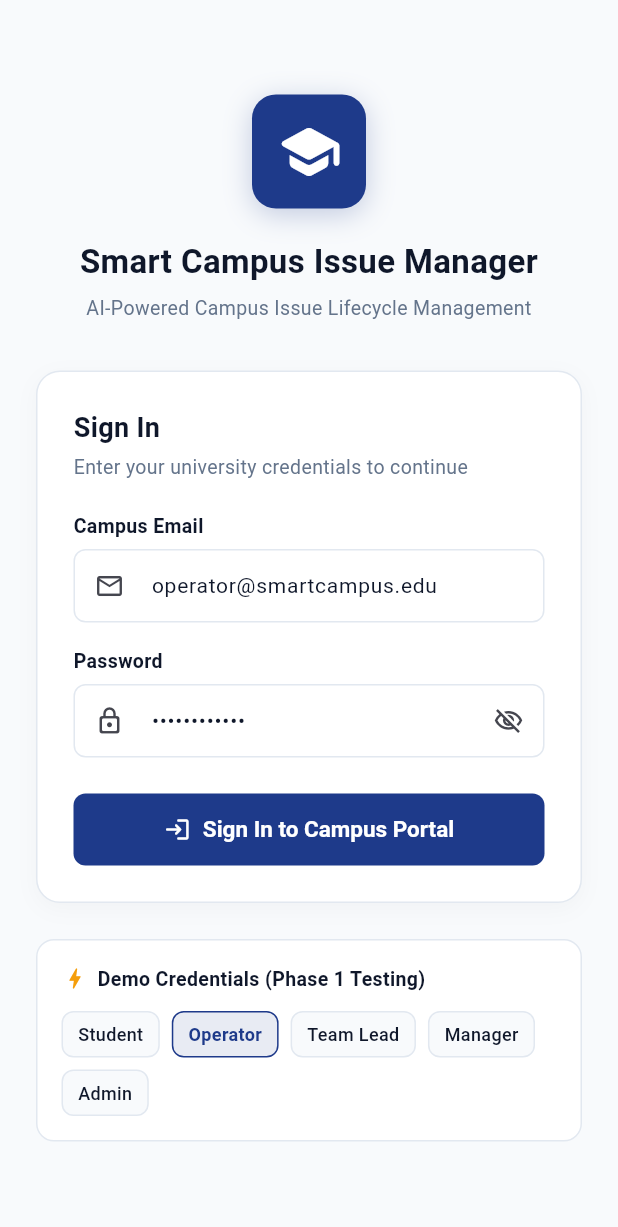
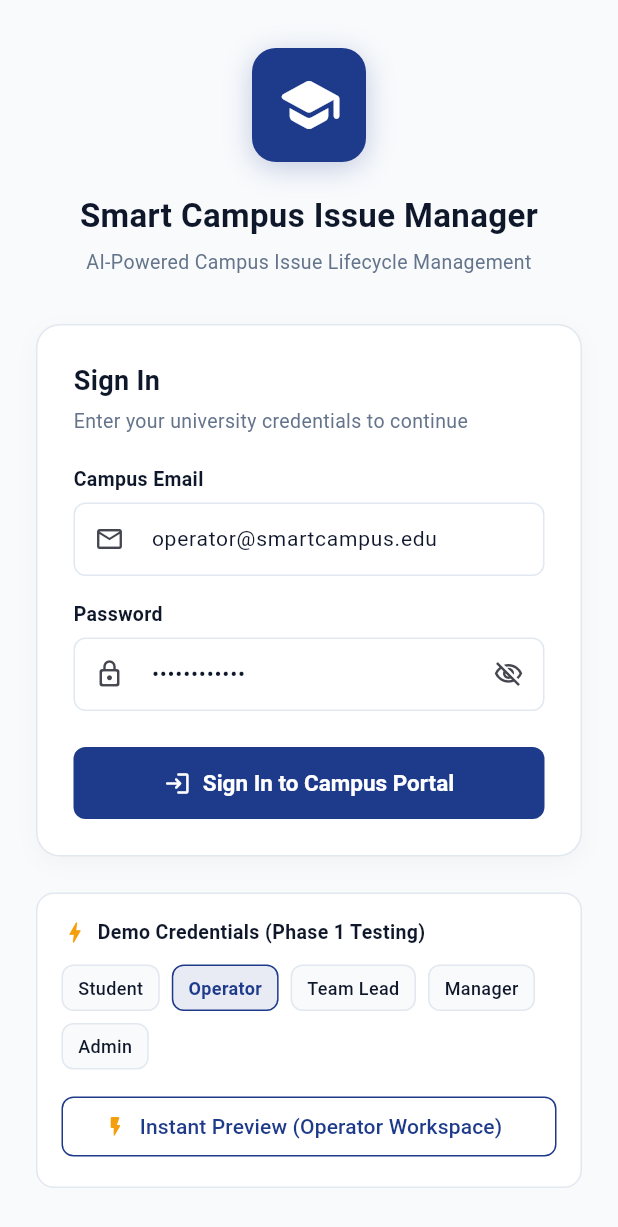
Before and after one commit to SamarthDhute/Campus-Issue-Manager-, a Flutter app: the screen it shows after launch, after a tap on "Operator", on a phone screen of 412 x 824 dp. Shown: the top 1227 px of the screen. Run offline on Flutter 3.47's test engine with Material 3 defaults, Android fonts, the phone set to English and light mode, and no system bars; our stand-ins replace flutter_secure_storage; accounts and stored records are empty; network calls fail.

Commit message:
fix(auth): add web-safe storage guards and instant demo authentication

```diff
--- a/frontend/lib/core/storage/secure_storage_service.dart
+++ b/frontend/lib/core/storage/secure_storage_service.dart
@@ -1,40 +1,89 @@
 import 'dart:convert';
+import 'package:flutter/foundation.dart';
 import 'package:flutter_secure_storage/flutter_secure_storage.dart';
-import '../../features/auth/data/models/auth_user_model.dart';
+import 'package:smart_campus_issue_manager/features/auth/data/models/auth_user_model.dart';
 
 class SecureStorageService {
-  final FlutterSecureStorage _storage;
+  FlutterSecureStorage? _storage;
+  static String? _memoryToken;
+  static AuthUserModel? _memoryUser;
 
   static const String _keyToken = 'access_token';
   static const String _keyUser = 'cached_user_profile';
 
-  SecureStorageService({FlutterSecureStorage? storage})
-      : _storage = storage ?? const FlutterSecureStorage();
+  SecureStorageService() {
+    if (!kIsWeb) {
+      try {
+        _storage = const FlutterSecureStorage();
+      } catch (_) {
+        _storage = null;
+      }
+    }
+  }
 
   Future<void> saveToken(String token) async {
-    await _storage.write(key: _keyToken, value: token);
+    _memoryToken = token;
+    if (!kIsWeb && _storage != null) {
+      try {
+        await _storage!.write(key: _keyToken, value: token);
+      } catch (e) {
+        debugPrint('SecureStorage write error: $e');
+      }
+    }
   }
 
   Future<String?> getToken() async {
-    return await _storage.read(key: _keyToken);
+    if (_memoryToken != null) return _memoryToken;
+    if (!kIsWeb && _storage != null) {
+      try {
+        final val = await _storage!.read(key: _keyToken);
+        if (val != null) _memoryToken = val;
+        return val;
+      } catch (e) {
+        debugPrint('SecureStorage read error: $e');
+      }
+    }
+    return _memoryToken;
   }
 
   Future<void> saveUser(AuthUserModel user) async {
-    await _storage.write(key: _keyUser, value: jsonEncode(user.toJson()));
+    _memoryUser = user;
+    if (!kIsWeb && _storage != null) {
+      try {
+        await _storage!.write(key: _keyUser, value: jsonEncode(user.toJson()));
+      } catch (e) {
+        debugPrint('SecureStorage write user error: $e');
+      }
+    }
   }
 
   Future<AuthUserModel?> getUser() async {
-    final userJson = await _storage.read(key: _keyUser);
-    if (userJson == null || userJson.isEmpty) return null;
-    try {
-      return AuthUserModel.fromJson(jsonDecode(userJson) as Map<String, dynamic>);
-    } catch (_) {
-      return null;
+    if (_memoryUser != null) return _memoryUser;
+    if (!kIsWeb && _storage != null) {
+      try {
+        final userJson = await _storage!.read(key: _keyUser);
+        if (userJson != null && userJson.isNotEmpty) {
+          final parsed = AuthUserModel.fromJson(jsonDecode(userJson) as Map<String, dynamic>);
+          _memoryUser = parsed;
+          return parsed;
+        }
+      } catch (e) {
+        debugPrint('SecureStorage read user error: $e');
+      }
     }
+    return _memoryUser;
   }
 
   Future<void> clearAll() async {
-    await _storage.delete(key: _keyToken);
-    await _storage.delete(key: _keyUser);
+    _memoryToken = null;
+    _memoryUser = null;
+    if (!kIsWeb && _storage != null) {
+      try {
+        await _storage!.delete(key: _keyToken);
+        await _storage!.delete(key: _keyUser);
+      } catch (e) {
+        debugPrint('SecureStorage clear error: $e');
+      }
+    }
   }
 }
--- a/frontend/lib/features/auth/presentation/login_screen.dart
+++ b/frontend/lib/features/auth/presentation/login_screen.dart
@@ -244,12 +244,29 @@ class _LoginScreenState extends State<LoginScreen> {
                           spacing: 8,
                           runSpacing: 8,
                           children: [
-                            _buildRoleChip('Student', 'student@smartcampus.edu'),
-                            _buildRoleChip('Operator', 'operator@smartcampus.edu'),
-                            _buildRoleChip('Team Lead', 'teamlead@smartcampus.edu'),
-                            _buildRoleChip('Manager', 'manager@smartcampus.edu'),
-                            _buildRoleChip('Admin', 'admin@smartcampus.edu'),
+                            _buildRoleChip('Student', 'student@smartcampus.edu', 'STUDENT'),
+                            _buildRoleChip('Operator', 'operator@smartcampus.edu', 'OPERATOR'),
+                            _buildRoleChip('Team Lead', 'teamlead@smartcampus.edu', 'TEAM_LEAD'),
+                            _buildRoleChip('Manager', 'manager@smartcampus.edu', 'MANAGER'),
+                            _buildRoleChip('Admin', 'admin@smartcampus.edu', 'ADMIN'),
                           ],
+                        ),
+                        const SizedBox(height: 14),
+                        OutlinedButton.icon(
+                          onPressed: () {
+                            final role = _getSelectedRole();
+                            context.read<AuthProvider>().loginAsDemoRole(role);
+                          },
+                          icon: const Icon(Icons.flash_on_rounded, size: 16, color: AppTheme.statusAmber),
+                          label: Text('Instant Preview (${_getSelectedRoleDisplay()} Workspace)'),
+                          style: OutlinedButton.styleFrom(
+                            foregroundColor: AppTheme.primaryBlue,
+                            side: const BorderSide(color: AppTheme.primaryBlue),
+                            minimumSize: const Size(double.infinity, 40),
+                            shape: RoundedRectangleBorder(
+                              borderRadius: BorderRadius.circular(8),
+                            ),
+                          ),
                         ),
                       ],
                     ),
@@ -263,7 +280,23 @@ class _LoginScreenState extends State<LoginScreen> {
     );
   }
 
-  Widget _buildRoleChip(String label, String email) {
+  String _getSelectedRole() {
+    if (_emailController.text.contains('operator')) return 'OPERATOR';
+    if (_emailController.text.contains('teamlead')) return 'TEAM_LEAD';
+    if (_emailController.text.contains('manager')) return 'MANAGER';
+    if (_emailController.text.contains('admin')) return 'ADMIN';
+    return 'STUDENT';
+  }
+
+  String _getSelectedRoleDisplay() {
+    if (_emailController.text.contains('operator')) return 'Operator';
+    if (_emailController.text.contains('teamlead')) return 'Team Lead';
+    if (_emailController.text.contains('manager')) return 'Manager';
+    if (_emailController.text.contains('admin')) return 'Admin';
+    return 'Student';
+  }
+
+  Widget _buildRoleChip(String label, String email, String role) {
     final isSelected = _emailController.text == email;
     return InkWell(
       onTap: () => _fillDemoCredentials(email),
--- a/frontend/lib/main.dart
+++ b/frontend/lib/main.dart
@@ -41,45 +41,10 @@ class AppRootGate extends StatelessWidget {
   Widget build(BuildContext context) {
     final authProvider = context.watch<AuthProvider>();
 
-    switch (authProvider.status) {
-      case AuthStatus.uninitialized:
-      case AuthStatus.authenticating:
-        if (authProvider.user != null) {
-          // If already holding user, stay on dashboard while updating
-          return const DashboardShell();
-        }
-        return const Scaffold(
-          backgroundColor: AppTheme.backgroundLight,
-          body: Center(
-            child: Column(
-              mainAxisSize: MainAxisSize.min,
-              children: [
-                SizedBox(
-                  width: 32,
-                  height: 32,
-                  child: CircularProgressIndicator(
-                    strokeWidth: 3,
-                    valueColor: AlwaysStoppedAnimation<Color>(AppTheme.primaryBlue),
-                  ),
-                ),
-                SizedBox(height: 16),
-                Text(
-                  'Connecting to Smart Campus...',
-                  style: TextStyle(
-                    color: AppTheme.textMuted,
-                    fontSize: 14,
-                    fontWeight: FontWeight.w500,
-                  ),
-                ),
-              ],
-            ),
-          ),
-        );
-      case AuthStatus.authenticated:
-        return const DashboardShell();
-      case AuthStatus.unauthenticated:
-      default:
-        return const LoginScreen();
+    if (authProvider.isAuthenticated) {
+      return const DashboardShell();
     }
+
+    return const LoginScreen();
   }
 }
```
Also changed, not shown: frontend/lib/features/auth/state/auth_provider.dart (+48 -1 lines), 1 other file.
